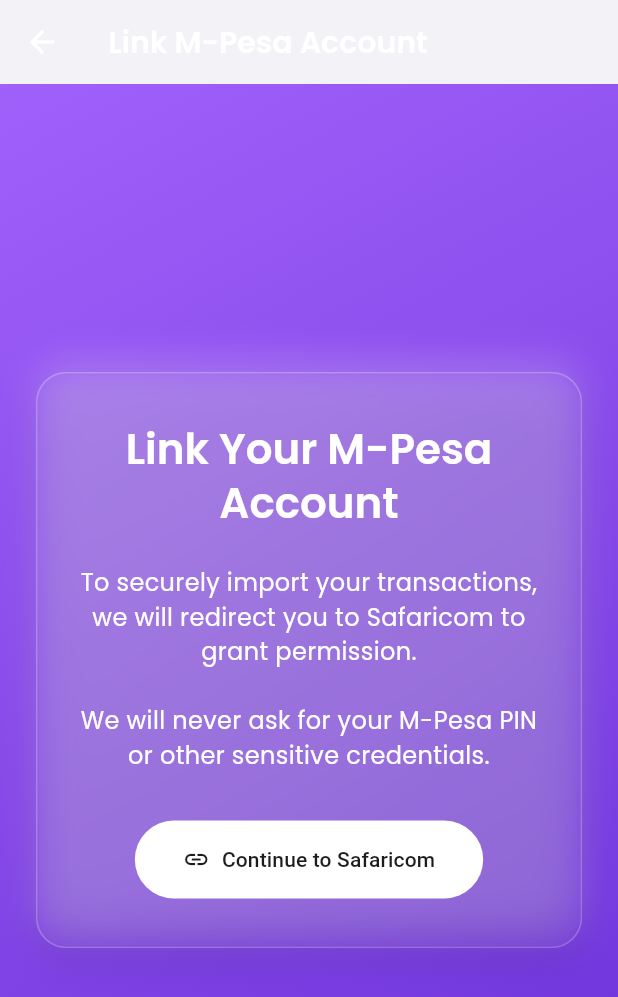
After one commit to kimathikim/espenseT, a Flutter app: the HomeScreen screen opened directly, after a tap on "Link M-Pesa Account", on a phone screen of 412 x 824 dp. The commit adds this screen. Shown: the top 997 px of the screen. Run offline on Flutter 3.47's test engine with Material 3 defaults, Android fonts, the phone set to English and light mode, and no system bars; our stand-ins replace flutter_dotenv, google_fonts, supabase_flutter; missing offline and left inert: supabase_auth_ui; accounts and stored records are empty; statements that could not run were skipped.

```diff
--- /dev/null
+++ b/lib/src/features/account/presentation/screens/link_account_screen.dart
@@ -0,0 +1,82 @@
+import 'package:flutter/material.dart';
+import 'package:expensetracker/src/shared/theme.dart';
+
+class LinkAccountScreen extends StatefulWidget {
+  const LinkAccountScreen({super.key});
+
+  @override
+  _LinkAccountScreenState createState() => _LinkAccountScreenState();
+}
+
+class _LinkAccountScreenState extends State<LinkAccountScreen> {
+  bool _loading = false;
+
+  Future<void> _linkAccount() async {
+    setState(() {
+      _loading = true;
+    });
+      // TODO: Implement M-Pesa account linking logic
+      await Future.delayed(const Duration(seconds: 2));
+      setState(() {
+        _loading = false;
+      });
+      if (mounted) {
+        ScaffoldMessenger.of(context).showSnackBar(
+          const SnackBar(
+            content: Text('M-Pesa account linked successfully!'),
+            backgroundColor: Colors.green,
+          ),
+        );
+        Navigator.of(context).pop();
+      }
+  }
+
+  @override
+  Widget build(BuildContext context) {
+    return Scaffold(
+      appBar: AppBar(
+        title: const Text('Link M-Pesa Account'),
+      ),
+      body: Container(
+        width: double.infinity,
+        height: double.infinity,
+        decoration: const BoxDecoration(
+          gradient: AppColors.primaryGradient,
+        ),
+        child: Center(
+          child: SingleChildScrollView(
+            padding: const EdgeInsets.all(24.0),
+            child: AppTheme.buildGlassmorphicCard(
+              padding: const EdgeInsets.symmetric(horizontal: 24, vertical: 32),
+              child: Column(
+                mainAxisSize: MainAxisSize.min,
+                children: [
+                  Text(
+                    'Link Your M-Pesa Account',
+                    style: Theme.of(context).textTheme.headlineMedium?.copyWith(color: AppColors.whiteText),
+                    textAlign: TextAlign.center,
+                  ),
+                  const SizedBox(height: 24),
+                  const Text(
+                    'To securely import your transactions, we will redirect you to Safaricom to grant permission.\n\nWe will never ask for your M-Pesa PIN or other sensitive credentials.',
+                    style: TextStyle(color: AppColors.whiteText, fontSize: 16),
+                    textAlign: TextAlign.center,
+                  ),
+                  const SizedBox(height: 32),
+                  ElevatedButton.icon(
+                    onPressed: _loading ? null : _linkAccount,
+                    icon: const Icon(Icons.link),
+                    label: Text(_loading ? 'Redirecting...' : 'Continue to Safaricom'),
+                    style: ElevatedButton.styleFrom(
+                      padding: const EdgeInsets.symmetric(horizontal: 32, vertical: 16),
+                    ),
+                  ),
+                ],
+              ),
+            ),
+          ),
+        ),
+      ),
+    );
+  }
+}
--- a/lib/src/features/dashboard/presentation/screens/home_screen.dart
+++ b/lib/src/features/dashboard/presentation/screens/home_screen.dart
@@ -1,3 +1,4 @@
+import 'package:expensetracker/src/features/account/presentation/screens/link_account_screen.dart';
 import 'package:expensetracker/src/shared/theme.dart';
 import 'package:flutter/material.dart';
 import 'package:supabase_flutter/supabase_flutter.dart';
@@ -60,10 +61,26 @@ class _HomeScreenState extends State<HomeScreen> {
         decoration: const BoxDecoration(
           gradient: AppColors.primaryGradient,
         ),
-        child: const Center(
-          child: Text(
-            'Welcome to your dashboard!',
-            style: TextStyle(color: AppColors.whiteText, fontSize: 24),
+        child: Center(
+          child: Column(
+            mainAxisAlignment: MainAxisAlignment.center,
+            children: [
+              const Text(
+                'Welcome to your dashboard!',
+                style: TextStyle(color: AppColors.whiteText, fontSize: 24),
+              ),
+              const SizedBox(height: 20),
+              ElevatedButton(
+                onPressed: () {
+                  Navigator.of(context).push(
+                    MaterialPageRoute(
+                      builder: (context) => const LinkAccountScreen(),
+                    ),
+                  );
+                },
+                child: const Text('Link M-Pesa Account'),
+              ),
+            ],
           ),
         ),
       ),
--- a/lib/src/shared/theme.dart
+++ b/lib/src/shared/theme.dart
@@ -247,9 +247,7 @@ class AppTheme {
           foregroundColor: AppColors.primaryText,
           elevation: 0,
           padding: const EdgeInsets.symmetric(horizontal: 24, vertical: 12),
-          shape: RoundedRectangleBorder(
-            borderRadius: BorderRadius.circular(16),
-          ),
+          shape: const StadiumBorder(),
         ).copyWith(
           backgroundColor: MaterialStateProperty.resolveWith<Color?>(
             (Set<MaterialState> states) {
--- a/pubspec.yaml
+++ b/pubspec.yaml
@@ -39,6 +39,7 @@ dependencies:
   google_fonts: ^6.2.1
   google_sign_in: ^6.2.1
   sign_in_with_apple: ^6.1.1
+  supabase_auth_ui: ^0.4.0
 
 dev_dependencies:
   flutter_test:
```
Also changed, not shown: lib/src/features/auth/presentation/widgets/social_auth_buttons.dart (+22 -83 lines), pubspec.lock, 1 other file.
